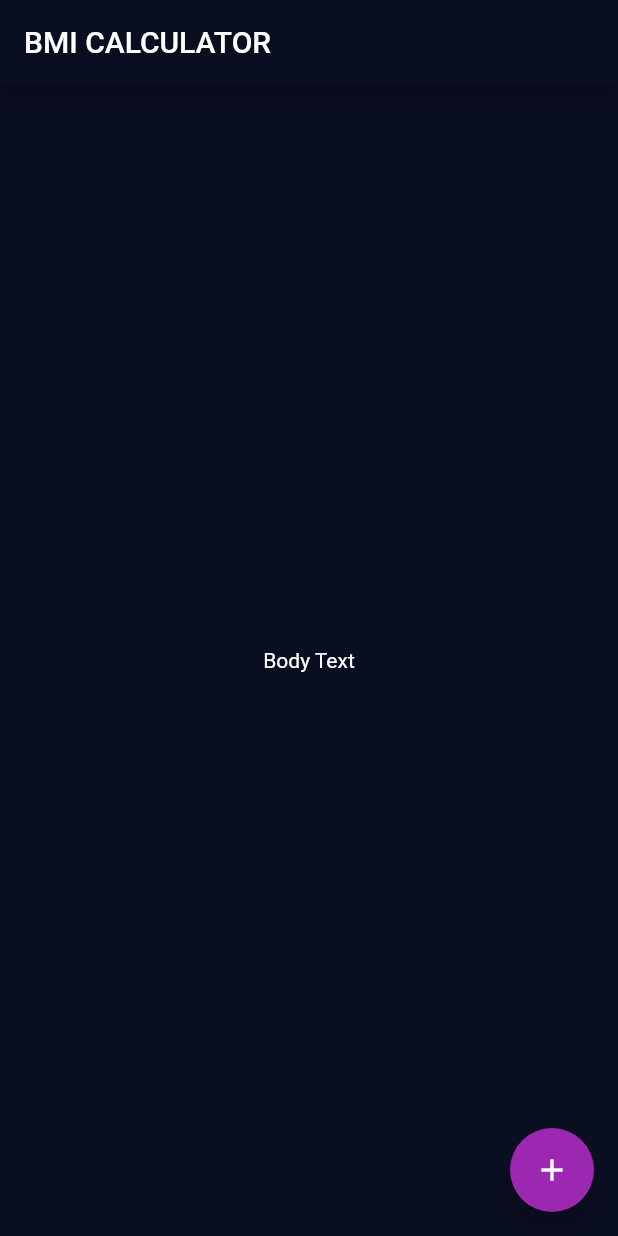
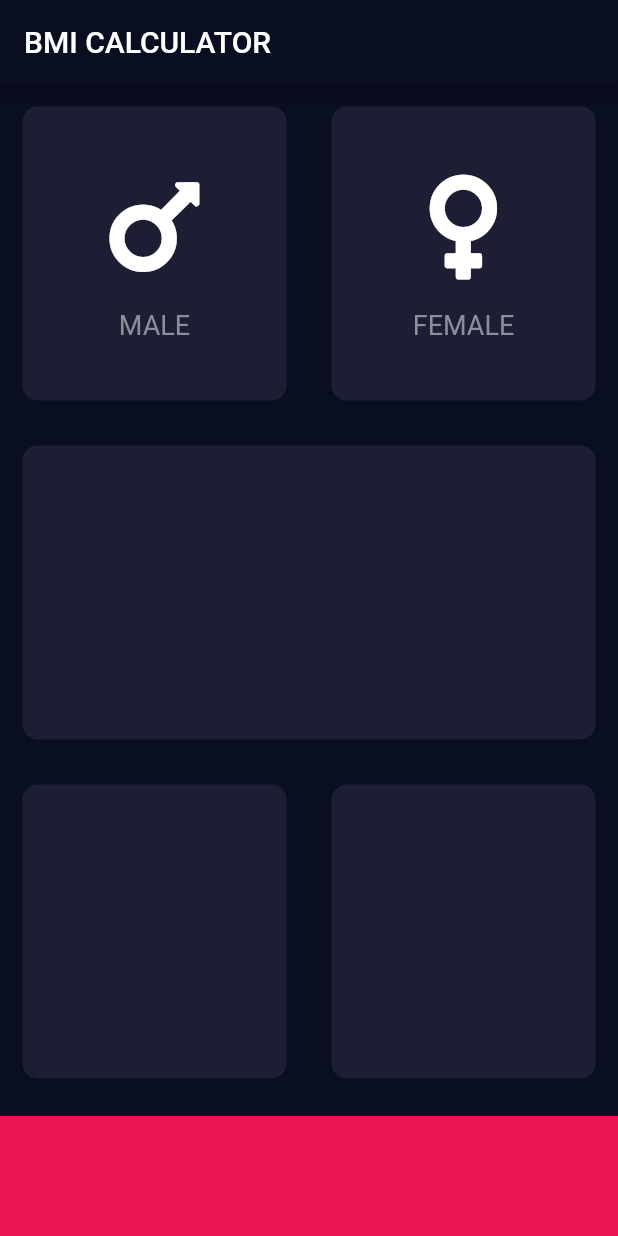
Before and after one commit to unbam/bmi-calculator, a Flutter app: the screen it shows after launch, on a phone screen of 412 x 824 dp. Run offline on Flutter 3.47's test engine with Material 2 defaults, Android fonts, the phone set to English and light mode, and no system bars; our stand-ins replace font_awesome_flutter.

Commit message:
Section12-106

```diff
--- /dev/null
+++ b/lib/icon_content.dart
@@ -0,0 +1,32 @@
+import 'package:flutter/material.dart';
+
+const labelTextStyle = TextStyle(
+    fontSize: 18.0,
+    color: Color(0xFF8D8E98)
+);
+
+class IconContent extends StatelessWidget {
+  IconContent({this.icon, this.label});
+
+  final IconData icon;
+  final String label;
+
+  @override
+  Widget build(BuildContext context) {
+    return Column(
+      mainAxisAlignment: MainAxisAlignment.center,
+      children: <Widget>[
+        Icon(
+          icon,
+          size: 80.0,
+        ),
+        SizedBox(
+          height: 15.0,
+        ),
+        Text(label,
+          style: labelTextStyle,
+        )
+      ],
+    );
+  }
+}
--- a/lib/input_page.dart
+++ b/lib/input_page.dart
@@ -1,4 +1,12 @@
 import 'package:flutter/material.dart';
+import 'package:font_awesome_flutter/font_awesome_flutter.dart';
+import 'reusable_card.dart';
+import 'icon_content.dart';
+
+const bottomContainerHeight = 80.0;
+const activeCardColor = Color(0xFF1D1E33);
+const bottomContainerColor = Color(0xFFEB1555);
+
 
 class InputPage extends StatefulWidget {
   @override
@@ -12,15 +20,51 @@ class _InputPageState extends State<InputPage> {
       appBar: AppBar(
         title: Text('BMI CALCULATOR'),
       ),
-      body: Center(
-        child: Text('Body Text'),
-      ),
-      floatingActionButton: Theme(
-        data: ThemeData(accentColor: Colors.purple),
-        child: FloatingActionButton(
-          child: Icon(Icons.add),
-        ),
-      ),
+      body: Column(
+        children: <Widget>[
+          Expanded(
+            child: Row(
+              children: <Widget>[
+                Expanded(child:
+                  ReusableCard(
+                    color: activeCardColor,
+                    cardChild: IconContent(
+                      icon: FontAwesomeIcons.mars,
+                      label: 'MALE'
+                    ),
+                  )
+                ),
+                Expanded(child:
+                  ReusableCard(
+                    color: activeCardColor,
+                    cardChild: IconContent(
+                        icon: FontAwesomeIcons.venus,
+                        label: 'FEMALE'
+                    ),
+                  )
+                ),
+              ],
+            ),
+          ),
+          Expanded(
+            child: ReusableCard(color: activeCardColor)
+          ),
+          Expanded(
+            child: Row(
+              children: <Widget>[
+                Expanded(child: ReusableCard(color: activeCardColor)),
+                Expanded(child: ReusableCard(color: activeCardColor)),
+              ],
+            ),
+          ),
+          Container(
+            color: bottomContainerColor,
+            margin: EdgeInsets.only(top: 10.0),
+            width: double.infinity,
+            height: bottomContainerHeight,
+          )
+        ],
+      )
     );
   }
 }
--- /dev/null
+++ b/lib/reusable_card.dart
@@ -0,0 +1,20 @@
+import 'package:flutter/material.dart';
+
+class ReusableCard extends StatelessWidget {
+  ReusableCard({@required this.color, this.cardChild});
+
+  final Color color;
+  final Widget cardChild;
+
+  @override
+  Widget build(BuildContext context) {
+    return Container(
+      child: cardChild,
+      margin: EdgeInsets.all(15.0),
+      decoration: BoxDecoration(
+          color: color,
+          borderRadius: BorderRadius.circular(10.0)
+      ),
+    );
+  }
+}
--- a/pubspec.yaml
+++ b/pubspec.yaml
@@ -11,6 +11,7 @@ dependencies:
     sdk: flutter
 
   cupertino_icons: ^0.1.2
+  font_awesome_flutter: ^8.5.0
 
 dev_dependencies:
   flutter_test:
```
